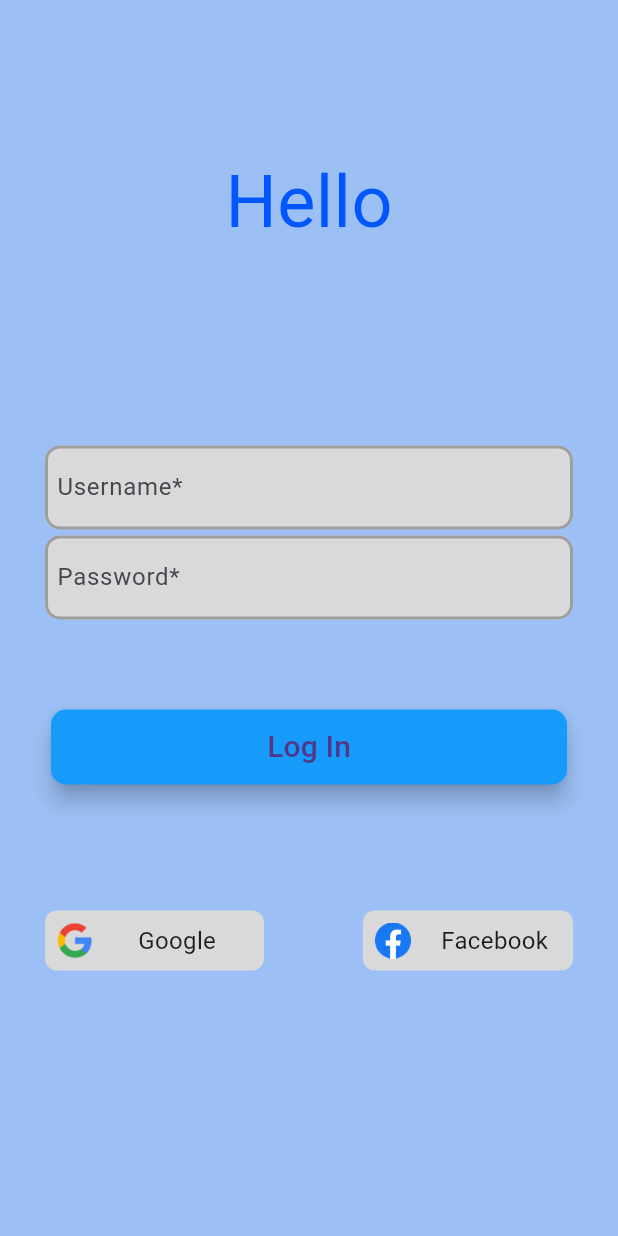
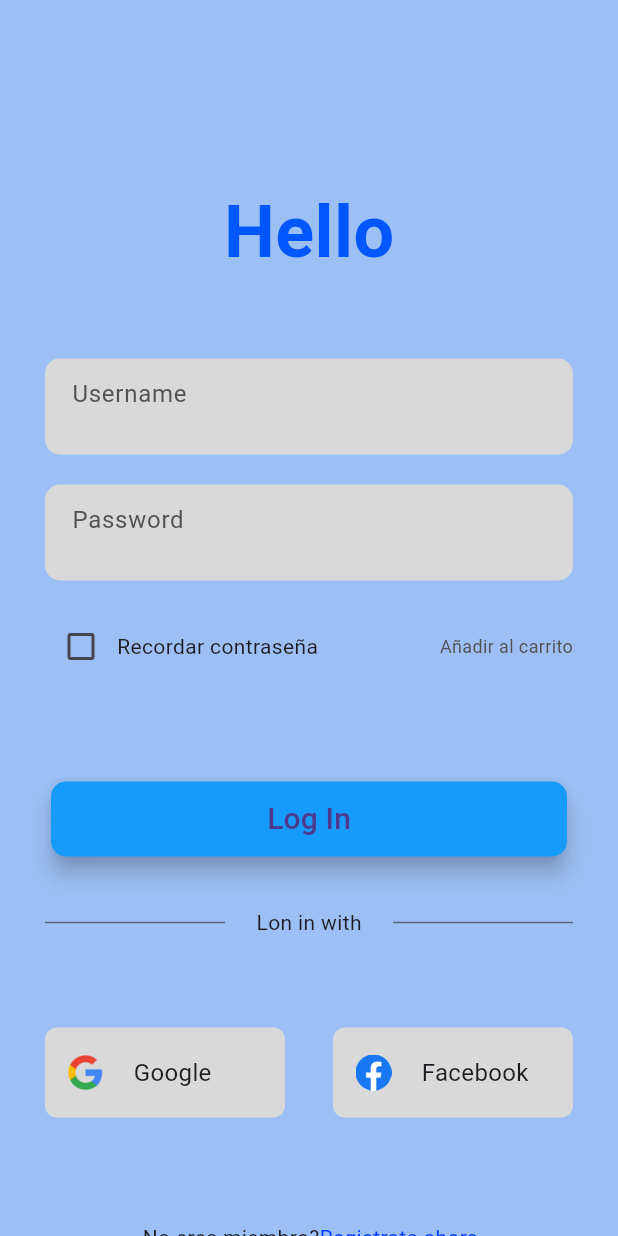
Before and after one commit to santiago-rey2/Simple_Shopping_App, a Flutter app: the screen it shows after launch, on a phone screen of 412 x 824 dp. Run offline on Flutter 3.47's test engine with Material 3 defaults, Android fonts, the light colour scheme and no system bars; our stand-ins replace flutter_rating_stars; key blocks and very long unbroken strings in the code were emptied for the run.

Commit message:
Nueva interfaz implementada para la pagina de login

```diff
--- a/simple_shopping/lib/settings/app_text.dart
+++ b/simple_shopping/lib/settings/app_text.dart
@@ -4,21 +4,30 @@ class AppText {
   static const String apptitle = 'Shopping_App';
   static const String addtocart = 'Añadir al carrito';
   static const String buynow = 'Comprar ya';
-  static const String nodescriptionerror = 'No description';
   static const String stock = 'En Stock';
   static const String login = 'Log In';
-  static const String username = 'Username*';
-  static const String password = 'Password*';
+  static const String username = 'Username';
+  static const String password = 'Password';
   static const String hello = 'Hello';
   static const String usernameexample = 'example@email.com';
+  static const String loginwithgoogle = 'Google';
+  static const String loginwithfacebook = 'Facebook';
+  static const String categories = 'Categorias';
+  static const String orders = 'Pedidos';
+  static const String profile = 'Perfil';
+  static const String remenberPsw = 'Recordar contraseña';
+  static const String logInWith = 'Lon in with';
+  static const String areAMember = 'No eres miembro?';
+  static const String registerNow = 'Registrate ahora';
+}
+
+class AppErrorText {
+  AppErrorText._();
+
   static const String nopassworderror = 'Introduce una contraseña';
   static const String nolongerpassword =
       'Password need to be almost 8 caracters';
   static const String nocorrectemail =
       'You need to introduce email how example@email';
-  static const String loginwithgoogle = 'Google';
-  static const String loginwithfacebook = 'Facebook';
-  static const String categories = 'Categorias';
-  static const String orders = 'Pedidos';
-  static const String profile = 'Perfil';
+  static const String nodescriptionerror = 'No description';
 }
--- a/simple_shopping/lib/settings/colors.dart
+++ b/simple_shopping/lib/settings/colors.dart
@@ -5,10 +5,13 @@ class AppColors {
 
   static const Color brandPrimaryColor = Color.fromRGBO(156, 192, 245, 1);
   static const Color brandSecondaryColor = Color.fromRGBO(255, 255, 255, 1);
-  static const Color brandLightColor = Color.fromRGBO(217, 217, 217, 1);
+  static const Color brandLightGreyColor = Color.fromRGBO(217, 217, 217, 1);
   static const Color brandAddButtonColor = Color.fromRGBO(255, 199, 1, 1);
   static const Color brandBuyButtonColor = Color.fromRGBO(255, 153, 1, 1);
   static const Color brandOnSuccesColor = Color.fromRGBO(7, 167, 4, 1);
   static const Color brandLoginButtonColor = Color.fromRGBO(23, 155, 250, 1);
-
+  static const Color brandInitalTextColor = Color.fromRGBO(0, 87, 255, 1);
+  static const Color brandDivisorLineColor = Color.fromRGBO(48, 48, 48, 0.6);
+  static const Color brandLightTextColor = Color.fromRGBO(82, 82, 82, 1);
+  static const Color brandOnFocusLoginFormColor = Color.fromRGBO(0, 56, 255, 1);
 }
--- a/simple_shopping/lib/views/auxiliarboxes/home/panel_lateral.dart
+++ b/simple_shopping/lib/views/auxiliarboxes/home/panel_lateral.dart
@@ -35,7 +35,7 @@ class _Tiles extends StatelessWidget {
       child: Container(
           width: double.infinity,
           height: 40,
-          decoration: const BoxDecoration(color: AppColors.brandLightColor),
+          decoration: const BoxDecoration(color: AppColors.brandLightGreyColor),
           margin: const EdgeInsets.only(top: 4),
           child: Center(
             child: Text(
--- a/simple_shopping/lib/views/loginpage.dart
+++ b/simple_shopping/lib/views/loginpage.dart
@@ -3,21 +3,57 @@ import 'package:simple_shopping/settings/app_routes.dart';
 import 'package:simple_shopping/settings/app_text.dart';
 import 'package:simple_shopping/settings/colors.dart';
 
-class LoginPage extends StatelessWidget {
-  LoginPage({super.key});
+class LoginPage extends StatefulWidget {
+  const LoginPage({super.key});
+
+  @override
+  State<LoginPage> createState() => _LoginPageState();
+}
+
+class _LoginPageState extends State<LoginPage> {
   final _loginKey = GlobalKey<FormState>();
+  late BoxDecoration userContainerDecoration;
+  late BoxDecoration pswContainerDecoration;
+  final defaultInputBorder = InputBorder.none;
+  final presentationTextStyle = const TextStyle(
+      fontSize: 48,
+      color: AppColors.brandInitalTextColor,
+      fontWeight: FontWeight.w600);
+  final defaultContainerInputDecoration = BoxDecoration(
+      color: AppColors.brandLightGreyColor,
+      borderRadius: BorderRadius.circular(10));
+  final activeContainerInputDecoration = BoxDecoration(
+      color: AppColors.brandLightGreyColor,
+      border: Border.all(color: AppColors.brandOnFocusLoginFormColor, width: 2),
+      borderRadius: BorderRadius.circular(10));
+  final defaultLabelStyle = const TextStyle(
+      color: AppColors.brandLightTextColor, fontWeight: FontWeight.normal);
+  final defaultBoxDecoration = BoxDecoration(
+      color: AppColors.brandLightGreyColor,
+      borderRadius: BorderRadius.circular(8));
+  final defaultPaddingErrorFormText = const EdgeInsets.only(top: 1);
+  bool isChecked = false;
+
+  @override
+  void initState() {
+    super.initState;
+    userContainerDecoration = defaultContainerInputDecoration;
+    pswContainerDecoration = defaultContainerInputDecoration;
+  }
+
   @override
   Widget build(BuildContext context) {
     return Scaffold(
       backgroundColor: AppColors.brandPrimaryColor,
       body: SingleChildScrollView(
-        child: Column(crossAxisAlignment: CrossAxisAlignment.center, children: [
+          child: Padding(
+        padding: const EdgeInsets.symmetric(horizontal: 30),
+        child: Column(children: [
           Container(
-            margin: const EdgeInsetsDirectional.only(top: 100),
-            child: const Text(
+            margin: const EdgeInsetsDirectional.only(top: 120),
+            child: Text(
               AppText.hello,
-              style: TextStyle(
-                  fontSize: 48, color: Color.fromRGBO(0, 87, 255, 1)),
+              style: presentationTextStyle,
             ),
           ),
           Form(
@@ -26,73 +62,107 @@ class LoginPage extends StatelessWidget {
                 children: [
                   //Box de texto para introducir el usuario
                   Container(
-                    decoration: BoxDecoration(
-                        color: AppColors.brandLightColor,
-                        borderRadius: BorderRadius.circular(10)),
-                    foregroundDecoration: BoxDecoration(
-                        border: Border.all(
-                            width: 2,
-                            color: Colors.grey,
-                            style: BorderStyle.solid),
-                        borderRadius: BorderRadius.circular(10)),
-                    padding: const EdgeInsets.symmetric(horizontal: 8),
-                    margin:
-                        const EdgeInsets.only(top: 128, left: 30, right: 30),
+                    height: 64,
+                    padding: const EdgeInsets.only(left: 18),
+                    margin: const EdgeInsets.only(top: 50),
+                    decoration: userContainerDecoration,
                     child: TextFormField(
+                      onTap: () {
+                        setState(() {
+                          userContainerDecoration =
+                              activeContainerInputDecoration;
+                          pswContainerDecoration =
+                              defaultContainerInputDecoration;
+                        });
+                      },
+                      onTapOutside: (event) {
+                        setState(() {
+                          userContainerDecoration =
+                              defaultContainerInputDecoration;
+                        });
+                      },
                       validator: (value) {
-                        return (value != null && !value.contains('@'))
-                            ? AppText.nocorrectemail
-                            : null;
+                        return null;
                       },
-                      textInputAction: TextInputAction.next,
-                      decoration: const InputDecoration(
-                          border: InputBorder.none,
+                      decoration: InputDecoration(
+                          border: defaultInputBorder,
+                          contentPadding: defaultPaddingErrorFormText,
                           hintText: AppText.usernameexample,
-                          labelText: AppText.username),
+                          labelText: AppText.username,
+                          labelStyle: defaultLabelStyle),
                     ),
                   ),
                   //Input Box de texto para introducir la contraseña del usuario
                   Container(
-                    decoration: BoxDecoration(
-                        color: AppColors.brandLightColor,
-                        borderRadius: BorderRadius.circular(10)),
-                    foregroundDecoration: BoxDecoration(
-                        border: Border.all(
-                            width: 2,
-                            color: Colors.grey,
-                            style: BorderStyle.solid),
-                        borderRadius: BorderRadius.circular(10)),
-                    padding: const EdgeInsets.symmetric(horizontal: 8),
-                    margin: const EdgeInsets.only(top: 4, left: 30, right: 30),
+                    height: 64,
+                    decoration: pswContainerDecoration,
+                    padding: const EdgeInsets.only(left: 18),
+                    margin: const EdgeInsets.only(top: 20),
                     child: TextFormField(
+                      onTap: () {
+                        setState(() {
+                          userContainerDecoration =
+                              defaultContainerInputDecoration;
+                          pswContainerDecoration =
+                              activeContainerInputDecoration;
+                        });
+                      },
+                      onTapOutside: (event) {
+                        setState(() {
+                          pswContainerDecoration =
+                              defaultContainerInputDecoration;
+                        });
+                      },
                       validator: (value) {
-                        if (value == null) {
-                          return AppText.nopassworderror;
-                        }
-                        if (value.length < 8) {
-                          return AppText.nolongerpassword;
-                        }
                         return null;
                       },
                       obscureText: true,
-                      decoration: const InputDecoration(
-                          border: InputBorder.none,
+                      decoration: InputDecoration(
+                          border: defaultInputBorder,
+                          contentPadding: defaultPaddingErrorFormText,
                           hintText: AppText.password,
-                          labelText: AppText.password),
+                          label: const Text(AppText.password),
+                          labelStyle: defaultLabelStyle),
                     ),
                   ),
                 ],
               )),
+          Container(
+            margin: const EdgeInsets.only(top: 20),
+            child: Row(
+              mainAxisAlignment: MainAxisAlignment.spaceBetween,
+              children: [
+                Row(
+                  children: [
+                    Checkbox(
+                        value: isChecked,
+                        onChanged: (bool? value) {
+                          setState(() {
+                            isChecked = !isChecked;
+                          });
+                        }),
+                    const Text(AppText.remenberPsw),
+                  ],
+                ),
+                const Text(
+                  AppText.addtocart,
+                  style: TextStyle(
+                      color: AppColors.brandLightTextColor, fontSize: 12),
+                )
+              ],
+            ),
+          ),
           //Boton de acceso al log
           Container(
             width: 344,
             height: 50,
-            margin: const EdgeInsets.only(top: 60),
+            margin: const EdgeInsets.only(top: 66),
             child: FloatingActionButton.extended(
               backgroundColor: AppColors.brandLoginButtonColor,
               onPressed: () {
                 if (_loginKey.currentState!.validate()) {
-                  Navigator.pushReplacementNamed(context, AppRoutes.productlist);
+                  Navigator.pushReplacementNamed(
+                      context, AppRoutes.productlist);
                 }
               },
               shape: const RoundedRectangleBorder(
@@ -104,23 +174,51 @@ class LoginPage extends StatelessWidget {
             ),
           ),
           Container(
-            margin: const EdgeInsets.only(top: 84, left: 30, right: 30),
+            margin: const EdgeInsets.only(top: 34),
+            child: Center(
+              child: Row(
+                mainAxisAlignment: MainAxisAlignment.spaceBetween,
+                children: [
+                  Container(
+                    width: 120,
+                    height: 1,
+                    decoration: const BoxDecoration(
+                        color: AppColors.brandDivisorLineColor),
+                  ),
+                  Container(
+                      margin: const EdgeInsets.symmetric(horizontal: 4),
+                      child: const Text(AppText.logInWith)),
+                  Container(
+                    width: 120,
+                    height: 1,
+                    decoration: const BoxDecoration(
+                        color: AppColors.brandDivisorLineColor),
+                  ),
+                ],
+              ),
+            ),
+          ),
+
+          Container(
+            margin: const EdgeInsets.only(top: 60),
             child: Row(
               mainAxisAlignment: MainAxisAlignment.spaceBetween,
               children: [
                 Container(
-                  width: 146,
-                  height: 40,
-                  decoration: BoxDecoration(
-                      color: AppColors.brandLightColor,
-                      borderRadius: BorderRadius.circular(8)),
+                  width: 160,
+                  height: 60,
+                  padding: const EdgeInsets.all(15),
+                  decoration: defaultBoxDecoration,
                   child: Row(
                     children: [
-                      const SizedBox(width: 8,),
-                      Image.asset('assets/LogoGoogleTransparente.png',width: 24,height: 24,),
-                      const SizedBox(width: 30,),
-                      const Center(
-                        child: Text(
+                      Image.asset(
+                        'assets/LogoGoogleTransparente.png',
+                        width: 24,
+                        height: 24,
+                      ),
+                      Container(
+                        margin: const EdgeInsets.only(left: 20),
+                        child: const Text(
                           AppText.loginwithgoogle,
                           style: TextStyle(fontSize: 16),
                         ),
@@ -129,18 +227,20 @@ class LoginPage extends StatelessWidget {
                   ),
                 ),
                 Container(
-                  width: 140,
-                  height: 40,
-                  decoration: BoxDecoration(
-                      color: AppColors.brandLightColor,
-                      borderRadius: BorderRadius.circular(8)),
-                  child:  Row(
+                  width: 160,
+                  height: 60,
+                  padding: const EdgeInsets.all(15),
+                  decoration: defaultBoxDecoration,
+                  child: Row(
                     children: [
-                      const SizedBox(width: 8,),
-                      Image.asset('assets/facebook-logo-2019.png',width: 24,height: 24,),
-                      const SizedBox(width: 20,),
-                      const Center(
-                        child: Text(
+                      Image.asset(
+                        'assets/facebook-logo-2019.png',
+                        width: 24,
+                        height: 24,
+                      ),
+                      Container(
+                        margin: const EdgeInsets.only(left: 20),
+                        child: const Text(
                           AppText.loginwithfacebook,
                           style: TextStyle(fontSize: 16),
                         ),
@@ -151,8 +251,20 @@ class LoginPage extends StatelessWidget {
               ],
             ),
           ),
+          Container(
+            margin: const EdgeInsets.only(top: 70, left: 65),
+            child: const Row(
+              children: [
+                Text(AppText.areAMember),
+                Text(
+                  AppText.registerNow,
+                  style: TextStyle(color: AppColors.brandOnFocusLoginFormColor),
+                )
+              ],
+            ),
+          )
         ]),
-      ),
+      )),
     );
   }
 }
--- a/simple_shopping/lib/views/productview.dart
+++ b/simple_shopping/lib/views/productview.dart
@@ -78,7 +78,7 @@ class ProductView extends StatelessWidget {
               padding: const EdgeInsets.symmetric(horizontal: 16),
               margin: const EdgeInsets.only(top: 8),
               child: Text(
-                item.description ?? AppText.nodescriptionerror,
+                item.description ?? AppErrorText.nodescriptionerror,
                 softWrap: true,
                 textAlign: TextAlign.start,
                 style:
@@ -102,7 +102,7 @@ class ProductView extends StatelessWidget {
                 width: 240,
                 margin: const EdgeInsets.only(top: 8),
                 decoration: BoxDecoration(
-                    color: AppColors.brandLightColor,
+                    color: AppColors.brandLightGreyColor,
                     borderRadius: BorderRadius.circular(8)),
                 foregroundDecoration: BoxDecoration(
                     border: Border.all(
```
Also changed, not shown: 1 other file.
